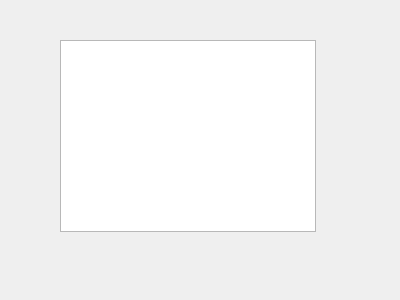
First picture: the form in src/about/aboutdialog.ui, repository mola/gitManager, before the edit.
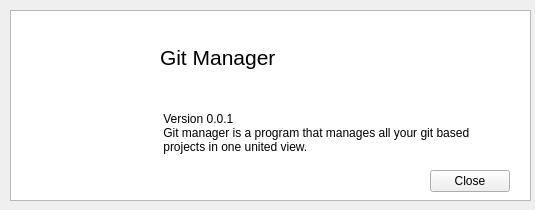
Second picture: the form after the edit. Icons and pictures are not drawn.

Commit message: adding about dialog.

Diff of the .ui file:
```diff
--- a/src/about/aboutdialog.ui
+++ b/src/about/aboutdialog.ui
@@ -6,19 +6,82 @@
    <rect>
     <x>0</x>
     <y>0</y>
-    <width>400</width>
-    <height>300</height>
+    <width>535</width>
+    <height>210</height>
    </rect>
   </property>
   <widget class="QListView" name="listView">
    <property name="geometry">
     <rect>
-     <x>60</x>
+     <x>10</x>
+     <y>10</y>
+     <width>521</width>
+     <height>191</height>
+    </rect>
+   </property>
+  </widget>
+  <widget class="QLabel" name="label">
+   <property name="geometry">
+    <rect>
+     <x>10</x>
+     <y>20</y>
+     <width>161</width>
+     <height>171</height>
+    </rect>
+   </property>
+   <property name="text">
+    <string/>
+   </property>
+   <property name="pixmap">
+    <pixmap resource="../resource/resource.qrc">:/gitmanager.png</pixmap>
+   </property>
+  </widget>
+  <widget class="QPushButton" name="pushButton_close">
+   <property name="geometry">
+    <rect>
+     <x>430</x>
+     <y>170</y>
+     <width>80</width>
+     <height>22</height>
+    </rect>
+   </property>
+   <property name="text">
+    <string>Close</string>
+   </property>
+  </widget>
+  <widget class="QWidget" name="">
+   <property name="geometry">
+    <rect>
+     <x>160</x>
      <y>40</y>
-     <width>256</width>
-     <height>192</height>
+     <width>351</width>
+     <height>121</height>
     </rect>
    </property>
+   <layout class="QVBoxLayout" name="verticalLayout">
+    <item>
+     <widget class="QLabel" name="label_git">
+      <property name="font">
+       <font>
+        <pointsize>16</pointsize>
+       </font>
+      </property>
+      <property name="text">
+       <string>Git Manager
+</string>
+      </property>
+     </widget>
+    </item>
+    <item>
+     <widget class="QLabel" name="label_version">
+      <property name="text">
+       <string> Version 0.0.1
+ Git manager is a program that manages all your git based 
+ projects in one united view.</string>
+      </property>
+     </widget>
+    </item>
+   </layout>
   </widget>
  </widget>
  <resources/>
```
Left out of the diff: 4 changed lines with no effect on the pictures. The commit also changes 7 other files.
